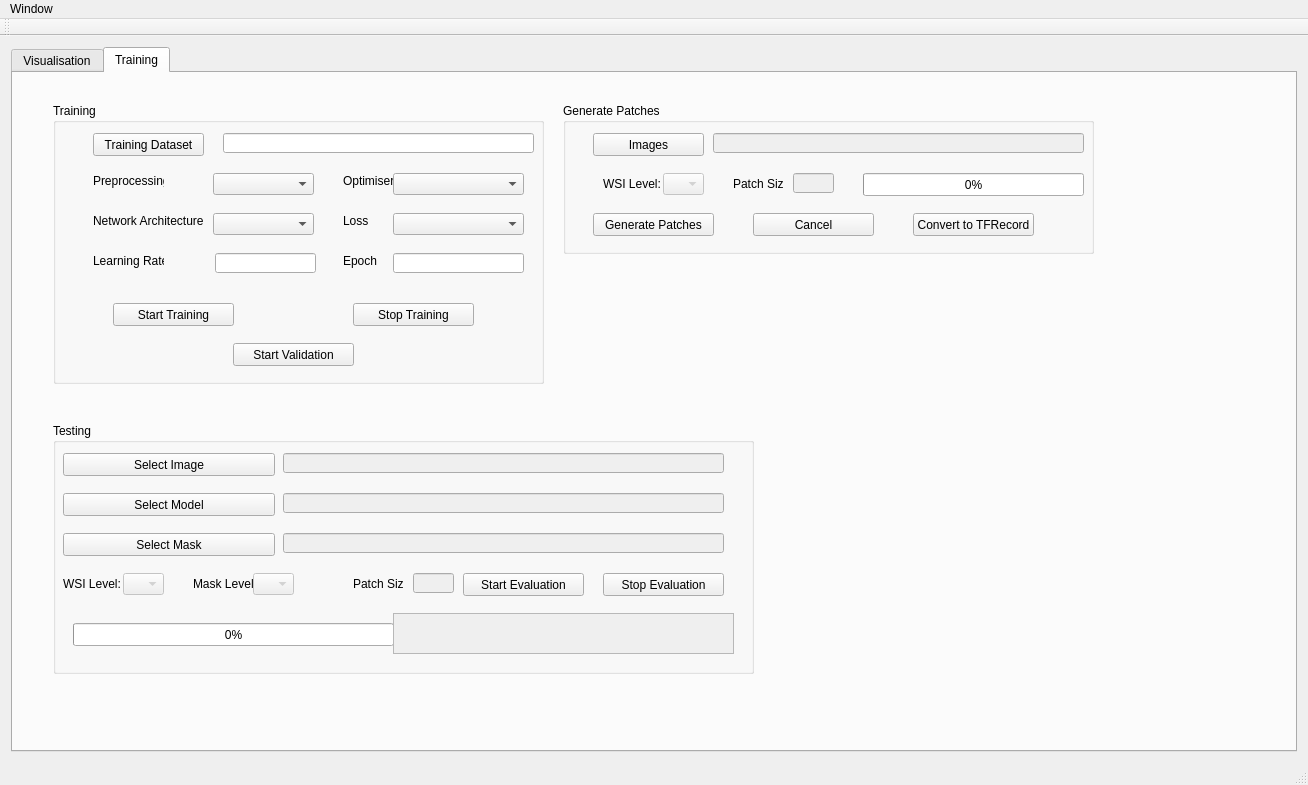
Above: resource/mainwindow_ui_backup.ui from abhinavagarwalla/Tissue_GUI before the change. Below: the same form after it.
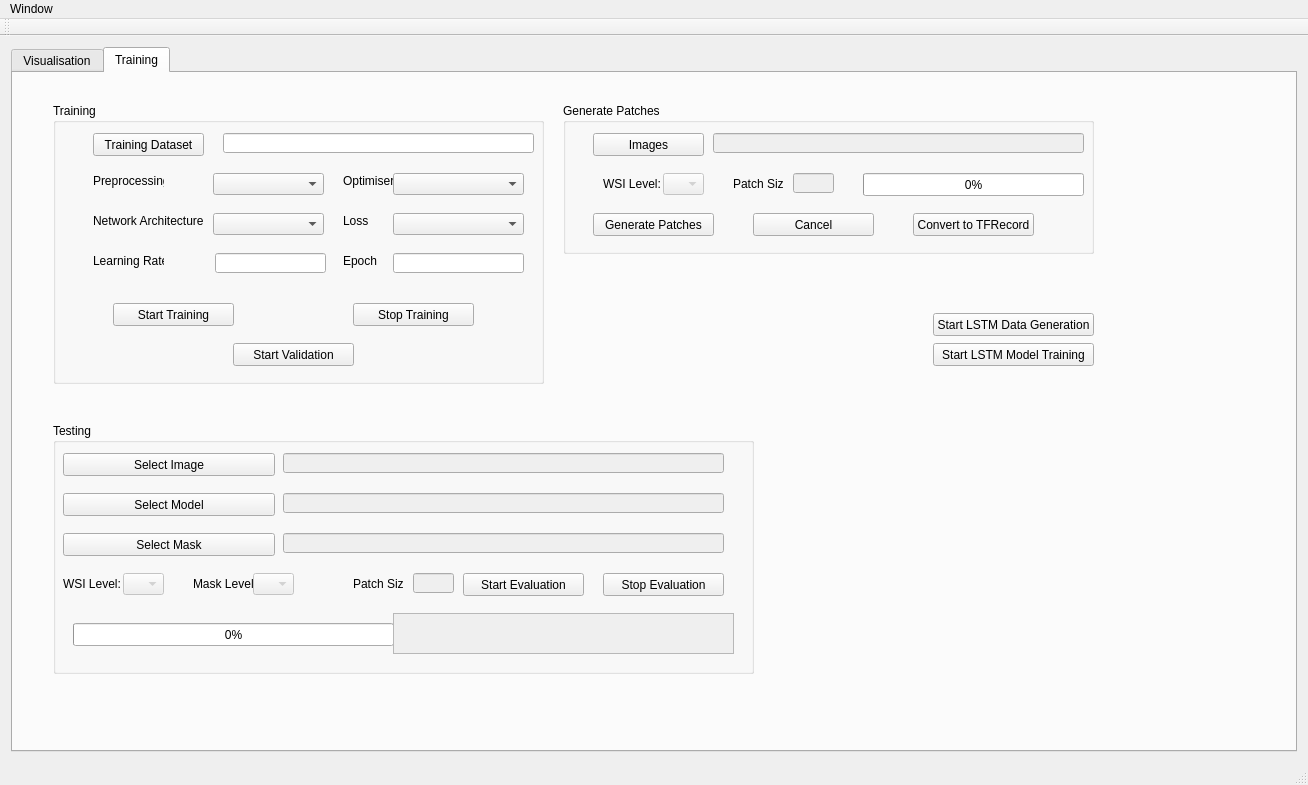
That is the form after the change.

Commit message: Adding LSTM Training --incomplete

```diff
--- a/resource/mainwindow_ui_backup.ui
+++ b/resource/mainwindow_ui_backup.ui
@@ -766,7 +766,7 @@
           <rect>
            <x>160</x>
            <y>70</y>
-           <width>101</width>
+           <width>111</width>
            <height>22</height>
           </rect>
          </property>
@@ -786,7 +786,7 @@
           <rect>
            <x>160</x>
            <y>110</y>
-           <width>101</width>
+           <width>111</width>
            <height>22</height>
           </rect>
          </property>
@@ -796,7 +796,7 @@
           <rect>
            <x>162</x>
            <y>150</y>
-           <width>101</width>
+           <width>111</width>
            <height>20</height>
           </rect>
          </property>
@@ -1040,6 +1040,32 @@
          </property>
         </widget>
        </widget>
+       <widget class="QPushButton" name="start_lstm_data_generation">
+        <property name="geometry">
+         <rect>
+          <x>920</x>
+          <y>240</y>
+          <width>161</width>
+          <height>23</height>
+         </rect>
+        </property>
+        <property name="text">
+         <string>Start LSTM Data Generation</string>
+        </property>
+       </widget>
+       <widget class="QPushButton" name="start_lstm_model_train">
+        <property name="geometry">
+         <rect>
+          <x>920</x>
+          <y>270</y>
+          <width>161</width>
+          <height>23</height>
+         </rect>
+        </property>
+        <property name="text">
+         <string>Start LSTM Model Training</string>
+        </property>
+       </widget>
       </widget>
      </widget>
     </item>
```
The commit also changes 4 other files.
